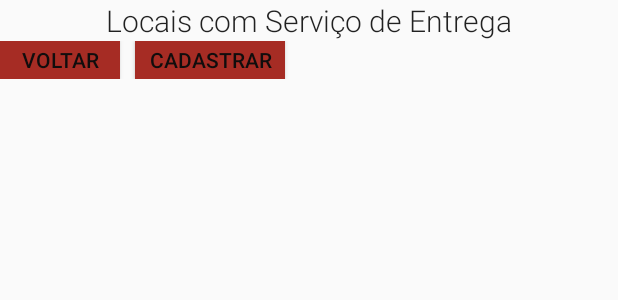
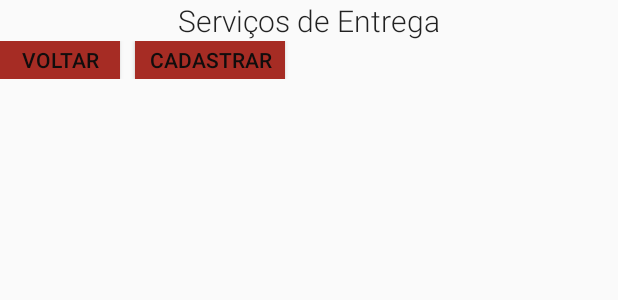
Before and after one commit to takashizeroum/NovoNormal, an Android app: the layout activity_modelo_lista_bd.xml on its own in the app's theme, with its tools: preview values and no code run, on a phone screen of 412 x 824 dp. Shown: the top 300 px of the screen. Run offline under Robolectric (Android 15) with nearby library versions, the phone set to English and light mode, and no system bars.

```diff
--- a/app/src/main/res/layout/activity_modelo_lista_bd.xml
+++ b/app/src/main/res/layout/activity_modelo_lista_bd.xml
@@ -20,7 +20,7 @@
             android:layout_gravity="center"
             android:layout_height="wrap_content"
             android:fontFamily="sans-serif-light"
-            android:text="Locais com Serviço de Entrega"
+            android:text="Serviços de Entrega"
             android:textSize="20sp" />
         <include layout="@layout/botoesnav"/>
         <ListView
--- a/app/src/main/res/layout/caixa2.xml
+++ b/app/src/main/res/layout/caixa2.xml
@@ -32,7 +32,7 @@
         android:layout_width="match_parent"
         android:layout_height="wrap_content"
         android:inputType="textEmailAddress"
-        android:maxLength="15"
+        android:maxLength="50"
 
         />
 
@@ -51,7 +51,7 @@
         android:layout_width="match_parent"
         android:layout_height="wrap_content"
         android:inputType="textEmailAddress"
-        android:maxLength="15"/>
+        android:maxLength="50"/>
 
     <TextView
         style="@style/TextAppearance.AppCompat.Medium"
```
